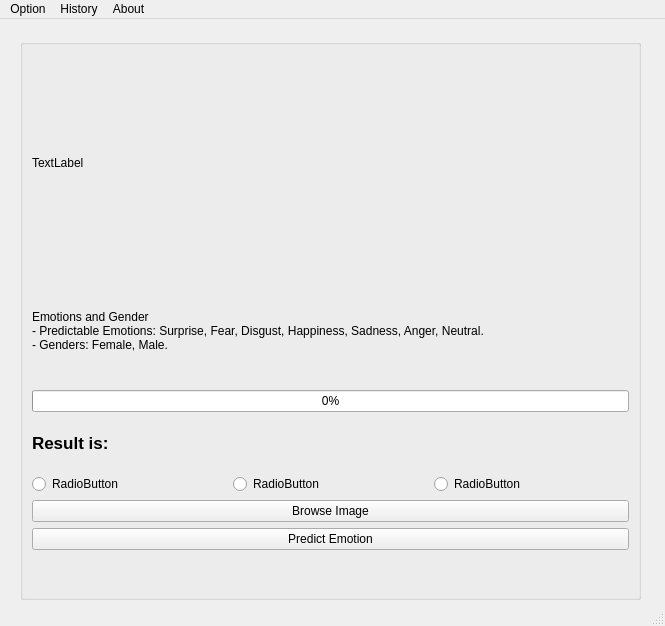
Old version of the form src/gui/template/main_ui.ui in the repository nqkhanhdkp1202/ossd-app.
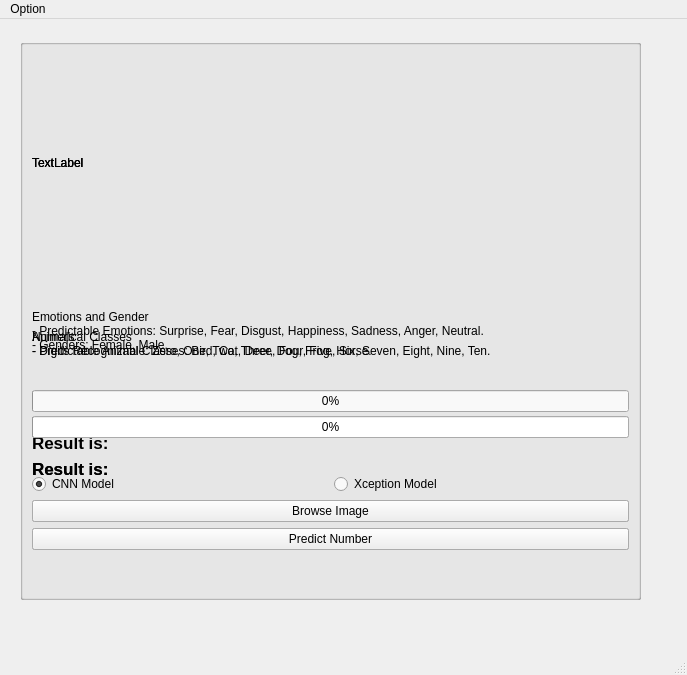
New version of the form.

Commit message: feat: Added radio button for choose models function

```diff
--- a/src/gui/template/main_ui.ui
+++ b/src/gui/template/main_ui.ui
@@ -6,8 +6,8 @@
    <rect>
     <x>0</x>
     <y>0</y>
-    <width>665</width>
-    <height>626</height>
+    <width>687</width>
+    <height>675</height>
    </rect>
   </property>
   <property name="windowTitle">
@@ -87,21 +87,17 @@
          <item>
           <widget class="QRadioButton" name="radioButton_3">
            <property name="text">
-            <string>RadioButton</string>
+            <string>CNN Model</string>
            </property>
-          </widget>
-         </item>
-         <item>
-          <widget class="QRadioButton" name="radioButton_2">
-           <property name="text">
-            <string>RadioButton</string>
+           <property name="checked">
+            <bool>true</bool>
            </property>
           </widget>
          </item>
          <item>
           <widget class="QRadioButton" name="radioButton">
            <property name="text">
-            <string>RadioButton</string>
+            <string>Xception Model</string>
            </property>
           </widget>
          </item>
@@ -130,7 +126,230 @@
       </widget>
      </item>
      <item>
-      <widget class="QLabel" name="errorLabel">
+      <widget class="QLabel" name="emotionErrorLabel">
+       <property name="maximumSize">
+        <size>
+         <width>16777215</width>
+         <height>32</height>
+        </size>
+       </property>
+       <property name="cursor">
+        <cursorShape>ArrowCursor</cursorShape>
+       </property>
+       <property name="text">
+        <string/>
+       </property>
+       <property name="textFormat">
+        <enum>Qt::AutoText</enum>
+       </property>
+      </widget>
+     </item>
+    </layout>
+   </widget>
+   <widget class="QGroupBox" name="animalGroupBox">
+    <property name="enabled">
+     <bool>true</bool>
+    </property>
+    <property name="geometry">
+     <rect>
+      <x>20</x>
+      <y>20</y>
+      <width>621</width>
+      <height>561</height>
+     </rect>
+    </property>
+    <layout class="QVBoxLayout" name="verticalLayout_6">
+     <item>
+      <widget class="QLabel" name="animalImage">
+       <property name="text">
+        <string>TextLabel</string>
+       </property>
+      </widget>
+     </item>
+     <item>
+      <layout class="QVBoxLayout" name="verticalLayout_7">
+       <item>
+        <layout class="QVBoxLayout" name="verticalLayout_8">
+         <item>
+          <widget class="QLabel" name="animalLabel">
+           <property name="text">
+            <string>Animals
+- Predictable Animal Classes: Bird, Cat, Deer, Dog, Frog, Horse.</string>
+           </property>
+          </widget>
+         </item>
+         <item>
+          <widget class="QProgressBar" name="animalPBar">
+           <property name="value">
+            <number>0</number>
+           </property>
+          </widget>
+         </item>
+         <item>
+          <widget class="QLabel" name="animalResultLabel">
+           <property name="sizePolicy">
+            <sizepolicy hsizetype="Maximum" vsizetype="Fixed">
+             <horstretch>0</horstretch>
+             <verstretch>0</verstretch>
+            </sizepolicy>
+           </property>
+           <property name="maximumSize">
+            <size>
+             <width>2000000</width>
+             <height>50</height>
+            </size>
+           </property>
+           <property name="font">
+            <font>
+             <pointsize>13</pointsize>
+             <weight>75</weight>
+             <bold>true</bold>
+            </font>
+           </property>
+           <property name="text">
+            <string>Result is: </string>
+           </property>
+          </widget>
+         </item>
+        </layout>
+       </item>
+      </layout>
+     </item>
+     <item>
+      <widget class="QPushButton" name="animalBrowseBtn">
+       <property name="cursor">
+        <cursorShape>PointingHandCursor</cursorShape>
+       </property>
+       <property name="text">
+        <string>Browse Image</string>
+       </property>
+      </widget>
+     </item>
+     <item>
+      <widget class="QPushButton" name="animalPredictBtn">
+       <property name="cursor">
+        <cursorShape>PointingHandCursor</cursorShape>
+       </property>
+       <property name="text">
+        <string>Predict Animal</string>
+       </property>
+      </widget>
+     </item>
+     <item>
+      <widget class="QLabel" name="animalErrorLabel">
+       <property name="maximumSize">
+        <size>
+         <width>16777215</width>
+         <height>32</height>
+        </size>
+       </property>
+       <property name="cursor">
+        <cursorShape>ArrowCursor</cursorShape>
+       </property>
+       <property name="text">
+        <string/>
+       </property>
+       <property name="textFormat">
+        <enum>Qt::AutoText</enum>
+       </property>
+      </widget>
+     </item>
+    </layout>
+   </widget>
+   <widget class="QGroupBox" name="numberGroupBox">
+    <property name="enabled">
+     <bool>true</bool>
+    </property>
+    <property name="geometry">
+     <rect>
+      <x>20</x>
+      <y>20</y>
+      <width>621</width>
+      <height>561</height>
+     </rect>
+    </property>
+    <layout class="QVBoxLayout" name="verticalLayout_13">
+     <item>
+      <widget class="QLabel" name="numberImage">
+       <property name="enabled">
+        <bool>true</bool>
+       </property>
+       <property name="text">
+        <string>TextLabel</string>
+       </property>
+      </widget>
+     </item>
+     <item>
+      <layout class="QVBoxLayout" name="verticalLayout_14">
+       <item>
+        <layout class="QVBoxLayout" name="verticalLayout_15">
+         <item>
+          <widget class="QLabel" name="numberLabel">
+           <property name="text">
+            <string>Numerical Classes
+- Digits Recognizable: Zero, One, Two, Three, Four, Five, Six, Seven, Eight, Nine, Ten.</string>
+           </property>
+          </widget>
+         </item>
+         <item>
+          <widget class="QProgressBar" name="numberPBar">
+           <property name="value">
+            <number>0</number>
+           </property>
+          </widget>
+         </item>
+         <item>
+          <widget class="QLabel" name="numberResultLabel">
+           <property name="sizePolicy">
+            <sizepolicy hsizetype="Maximum" vsizetype="Fixed">
+             <horstretch>0</horstretch>
+             <verstretch>0</verstretch>
+            </sizepolicy>
+           </property>
+           <property name="maximumSize">
+            <size>
+             <width>2000000</width>
+             <height>50</height>
+            </size>
+           </property>
+           <property name="font">
+            <font>
+             <pointsize>13</pointsize>
+             <weight>75</weight>
+             <bold>true</bold>
+            </font>
+           </property>
+           <property name="text">
+            <string>Result is: </string>
+           </property>
+          </widget>
+         </item>
+        </layout>
+       </item>
+      </layout>
+     </item>
+     <item>
+      <widget class="QPushButton" name="numberBrowseBtn">
+       <property name="cursor">
+        <cursorShape>PointingHandCursor</cursorShape>
+       </property>
+       <property name="text">
+        <string>Browse Image</string>
+       </property>
+      </widget>
+     </item>
+     <item>
+      <widget class="QPushButton" name="numberPredictBtn">
+       <property name="cursor">
+        <cursorShape>PointingHandCursor</cursorShape>
+       </property>
+       <property name="text">
+        <string>Predict Number</string>
+       </property>
+      </widget>
+     </item>
+     <item>
+      <widget class="QLabel" name="numberErrorLabel">
        <property name="maximumSize">
         <size>
          <width>16777215</width>
@@ -156,7 +375,7 @@
     <rect>
      <x>0</x>
      <y>0</y>
-     <width>665</width>
+     <width>687</width>
      <height>22</height>
     </rect>
    </property>
@@ -170,21 +389,7 @@
     <addaction name="separator"/>
     <addaction name="actionQuit"/>
    </widget>
-   <widget class="QMenu" name="menuHistory">
-    <property name="title">
-     <string>History</string>
-    </property>
-    <addaction name="actionHistory_Predict"/>
-   </widget>
-   <widget class="QMenu" name="menuAbout">
-    <property name="title">
-     <string>About</string>
-    </property>
-    <addaction name="actionAbout_us"/>
-   </widget>
    <addaction name="menuEmotion_Classification"/>
-   <addaction name="menuHistory"/>
-   <addaction name="menuAbout"/>
   </widget>
   <widget class="QStatusBar" name="statusbar"/>
   <action name="actionBrowse_Image">
```
Left out of the diff: 38 changed lines with no effect on the pictures. The commit also changes 8 other files.
